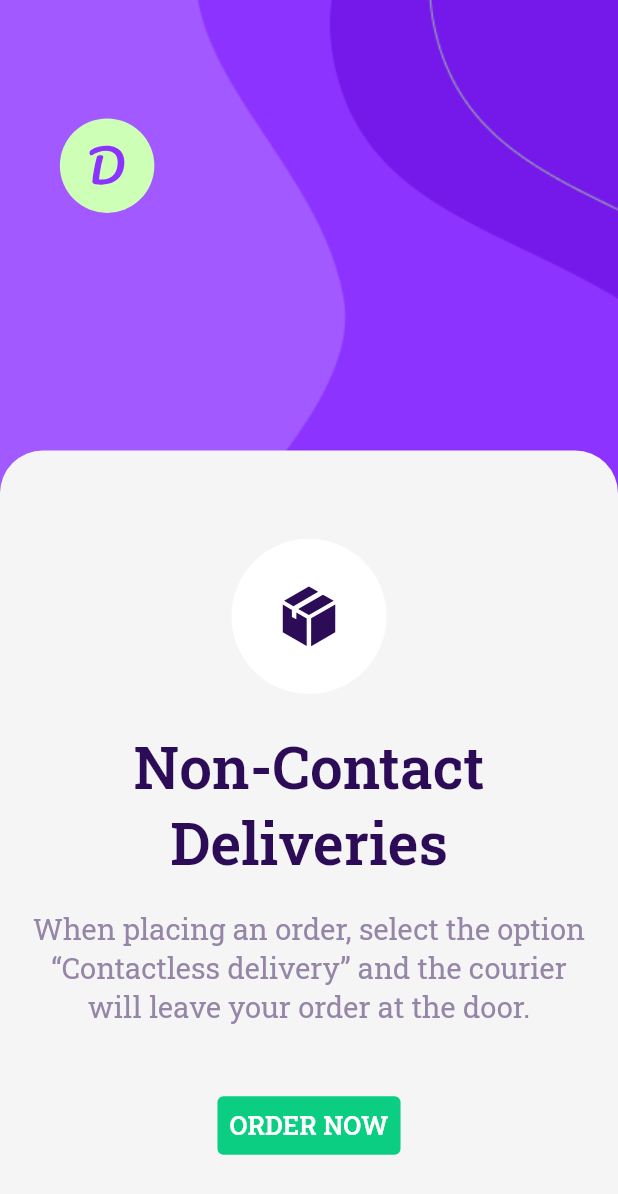
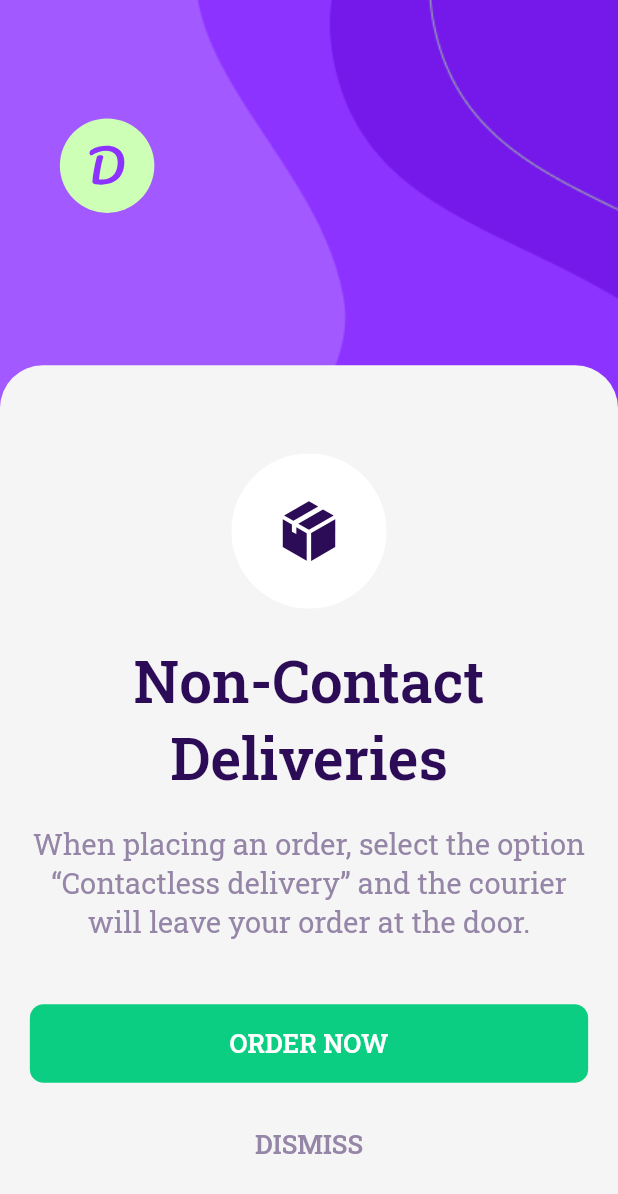
Before and after one commit to SharifboyMuminov/food_app, a Flutter app: the screen it shows after launch, on a phone screen of 412 x 824 dp. Shown: the top 1194 px of the screen. Run offline on Flutter 3.47's test engine with Material 3 defaults, Android fonts, the phone set to English and light mode, and no system bars; our stand-ins replace flutter_screenutil, flutter_svg.

Commit message:
splash_screen 100% work it has been

```diff
--- a/lib/screens/splash/splash_screen.dart
+++ b/lib/screens/splash/splash_screen.dart
@@ -1,6 +1,7 @@
 import 'package:flutter/material.dart';
 import 'package:flutter_screenutil/flutter_screenutil.dart';
 import 'package:flutter_svg/flutter_svg.dart';
+import 'package:food_app/screens/widget/global_button.dart';
 import 'package:food_app/utils/app_colors.dart';
 import 'package:food_app/utils/app_size.dart';
 import 'package:food_app/utils/app_text_style.dart';
@@ -83,17 +84,16 @@ class _SplashScreenState extends State<SplashScreen> {
                         ),
                       ),
                       45.getH(),
-                      TextButton(
-                        style: TextButton.styleFrom(
-                          backgroundColor: AppColors.c0BCE83,
-                        ),
-                        onPressed: () {},
-                        child: Text(
-                          "order now".toUpperCase(),
-                          style: AppTextStyle.seoulNamsanSemiBold.copyWith(
-                            fontSize: 15.sp,
-                            color: AppColors.white,
-                          ),
+                      GlobalMyButton(
+                        onTab: () {},
+                        title: "order now".toUpperCase(),
+                      ),
+                      32.getH(),
+                      Text(
+                        "dismiss".toUpperCase(),
+                        style: AppTextStyle.seoulNamsanSemiBold.copyWith(
+                          fontSize: 15.sp,
+                          color: AppColors.c9586A8,
                         ),
                       ),
                     ],
--- /dev/null
+++ b/lib/screens/widget/global_button.dart
@@ -0,0 +1,54 @@
+import 'package:flutter/material.dart';
+import 'package:flutter_screenutil/flutter_screenutil.dart';
+import 'package:flutter_svg/flutter_svg.dart';
+import 'package:food_app/utils/app_colors.dart';
+import 'package:food_app/utils/app_size.dart';
+import 'package:food_app/utils/app_text_style.dart';
+
+class GlobalMyButton extends StatelessWidget {
+  const GlobalMyButton({
+    super.key,
+    required this.onTab,
+    required this.title,
+    this.iconPath = "",
+    this.padding,
+  });
+
+  final VoidCallback onTab;
+  final String title;
+  final String iconPath;
+  final EdgeInsets? padding;
+
+  @override
+  Widget build(BuildContext context) {
+    return TextButton(
+      style: TextButton.styleFrom(
+        shape: RoundedRectangleBorder(
+          borderRadius: BorderRadius.circular(8.r),
+        ),
+        padding: padding ?? EdgeInsets.symmetric(vertical: 16.he),
+        backgroundColor: AppColors.c0BCE83,
+      ),
+      onPressed: onTab,
+      child: Row(
+        mainAxisAlignment: MainAxisAlignment.center,
+        children: [
+          if (iconPath.isNotEmpty)
+            SvgPicture.asset(
+              iconPath,
+              width: 20.we,
+              height: 20.we,
+            ),
+          if (iconPath.isNotEmpty) 16.getW(),
+          Text(
+            title,
+            style: AppTextStyle.seoulNamsanSemiBold.copyWith(
+              fontSize: 15.sp,
+              color: AppColors.white,
+            ),
+          ),
+        ],
+      ),
+    );
+  }
+}
```
